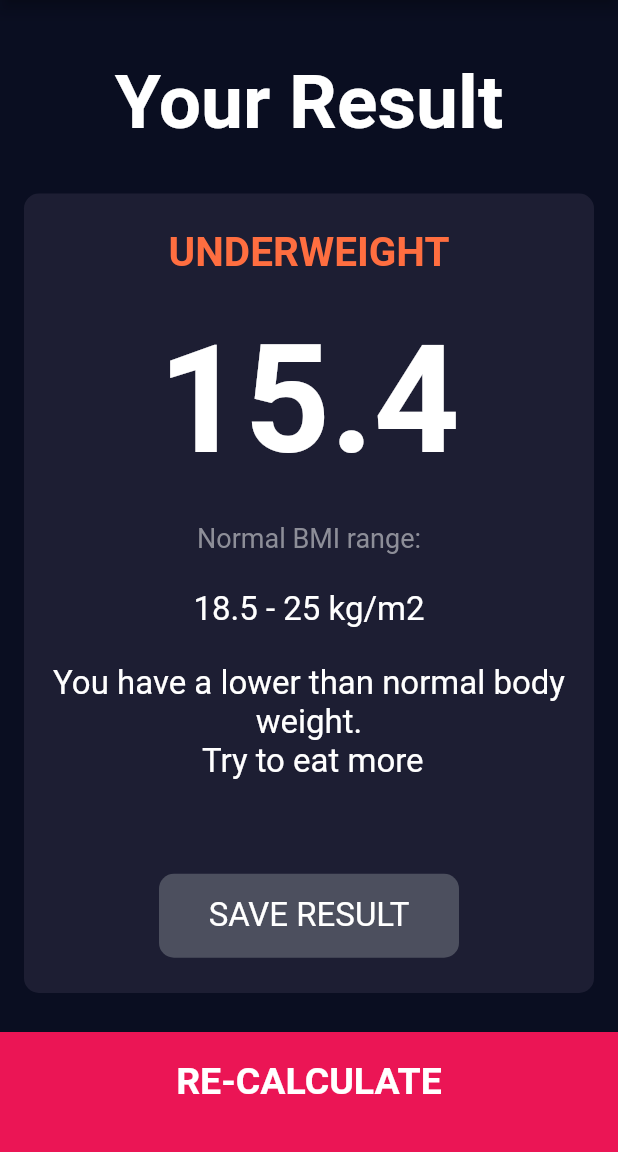
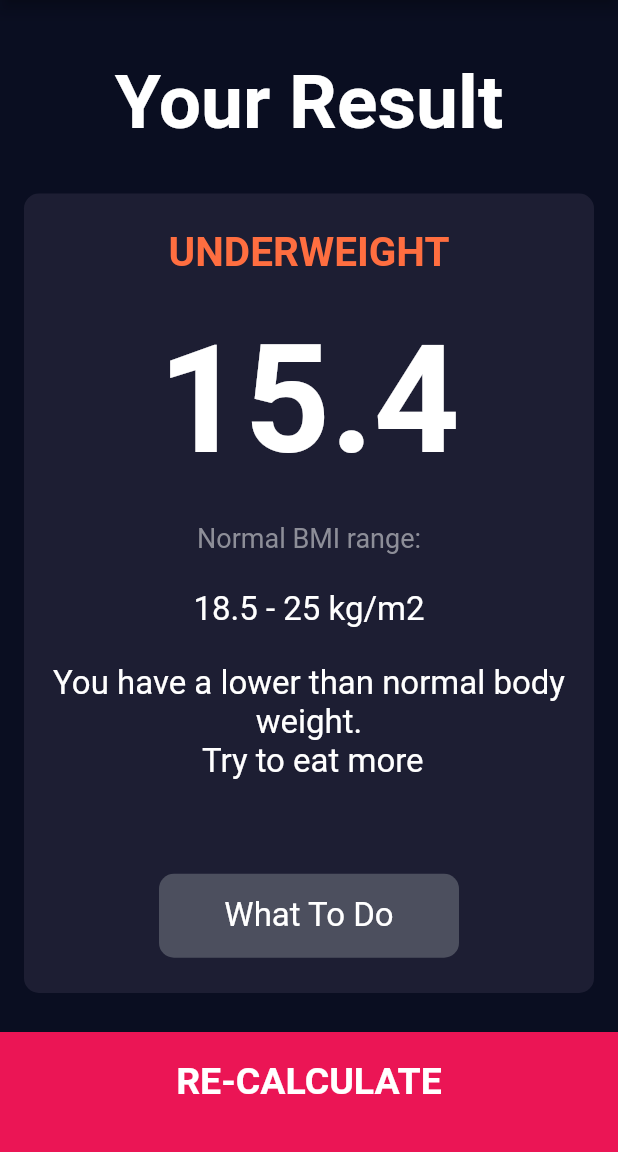
Before and after one commit to wasibhussain/Bmi-Calculator, a Flutter app: the screen it shows after launch, after a tap on "CALCULATE", on a phone screen of 412 x 824 dp, the part 84-1236 px from its top. Run offline on Flutter 3.47's test engine with Material 2 defaults, Android fonts, the light colour scheme and no system bars; our stand-ins replace font_awesome_flutter.

Commit message:
Weight loss, gain screens

```diff
--- a/lib/Screens/Results_Page.dart
+++ b/lib/Screens/Results_Page.dart
@@ -1,4 +1,5 @@
-
+import 'package:bmi/Screens/weight_gain.dart';
+import 'package:bmi/Screens/weight_loss.dart';
 import 'package:bmi/constants.dart';
 import 'package:flutter/cupertino.dart';
 import 'package:flutter/material.dart';
@@ -59,11 +60,11 @@ class ResultPage extends StatelessWidget {
                     bmi,
                     style: kBMITextStyle,
                   ),
-                  Text(
+                  const Text(
                     'Normal BMI range:',
                     style: klabelTextStyle,
                   ),
-                  Text(
+                  const Text(
                     '18.5 - 25 kg/m2',
                     style: kBodyTextStyle,
                   ),
@@ -72,11 +73,21 @@ class ResultPage extends StatelessWidget {
                     textAlign: TextAlign.center,
                     style: kBodyTextStyle,
                   ),
-                  SizedBox(
+                  const SizedBox(
                     height: 15.0,
                   ),
-                  RawMaterialButton(
-                    onPressed: () {},
+                  resultText == "NORMAL"
+                      ? const SizedBox()
+                      : RawMaterialButton(
+                          onPressed: () {
+                            if (resultText == "OVERWEIGHT") {
+                              Navigator.of(context).push(MaterialPageRoute(
+                                  builder: ((context) => WeightLoss())));
+                            } else if (resultText == "UNDERWEIGHT") {
+                              Navigator.of(context).push(MaterialPageRoute(
+                                  builder: ((context) => WeightGain())));
+                            } else if (resultText == "NORMAL") {}
+                          },
                           constraints: BoxConstraints.tightFor(
                             width: 200.0,
                             height: 56.0,
@@ -86,7 +97,7 @@ class ResultPage extends StatelessWidget {
                           shape: RoundedRectangleBorder(
                               borderRadius: BorderRadius.circular(10.0)),
                           child: Text(
-                      'SAVE RESULT',
+                            'What To Do',
                             style: kBodyTextStyle,
                           ),
                         ),
```
Also changed, not shown: lib/Screens/weight_gain.dart (added, +18 -0 lines), lib/Screens/weight_loss.dart (added, +18 -0 lines), lib/calculator_brain.dart (+9 -0 lines). Lines whose indentation alone changed are shown as unchanged.
